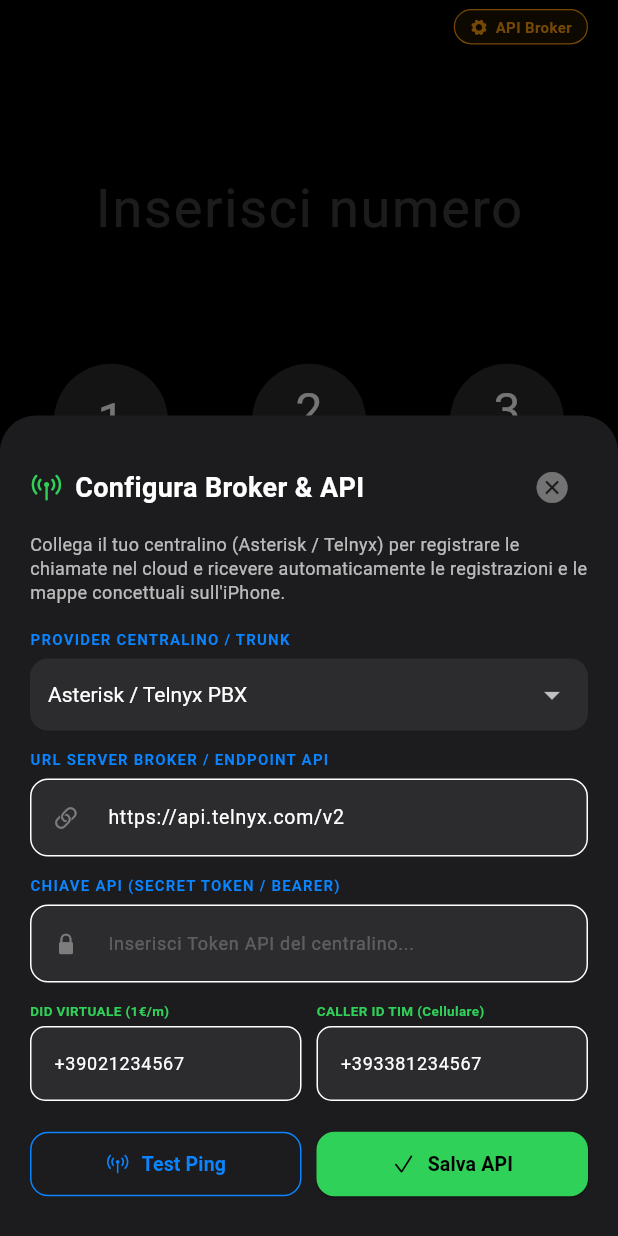
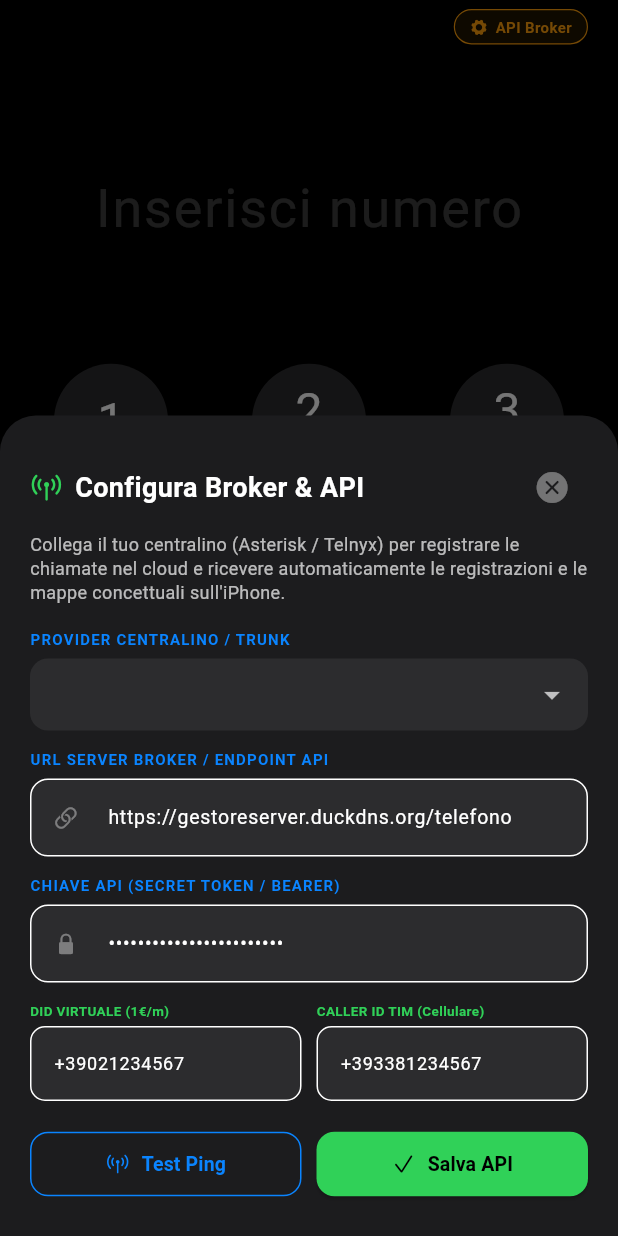
Before and after one commit to GiacomoTorrigiani/aether-pulse-ios, a Flutter app: the screen it shows after launch, after a tap on "API Broker", on a phone screen of 412 x 824 dp. Run offline on Flutter 3.47's test engine with Material 3 defaults, Android fonts, the phone set to English and light mode, and no system bars; our stand-ins replace audioplayers, flutter_contacts, shared_preferences, speech_to_text; missing offline and left inert: record; statements that could not run were skipped.

Commit message:
feat: Connect app directly to Asterisk Cloud PBX on Oracle VPS (v4.4.0)

```diff
--- a/lib/main.dart
+++ b/lib/main.dart
@@ -128,11 +128,11 @@ class _PhoneMainScreenState extends State<PhoneMainScreen> {
   final Map<String, String> _excludedNames = {};
 
   // External Broker / PBX API State
-  String _brokerUrl = 'https://api.telnyx.com/v2';
-  String _brokerApiKey = '';
+  String _brokerUrl = 'https://gestoreserver.duckdns.org/telefono';
+  String _brokerApiKey = 'segreto_telefono_ai_2026';
   String _brokerDid = '+39021234567';
   String _brokerCallerId = '+393381234567';
-  String _brokerProvider = 'Asterisk / Telnyx PBX';
+  String _brokerProvider = 'Asterisk VPS (gestoreserver.duckdns.org)';
   bool _isBrokerConnected = false;
   bool _isTestingBroker = false;
   bool _isSyncingBroker = false;
@@ -254,11 +254,11 @@ class _PhoneMainScreenState extends State<PhoneMainScreen> {
   Future<void> _loadBrokerSettings() async {
     final prefs = await SharedPreferences.getInstance();
     setState(() {
-      _brokerUrl = prefs.getString('broker_url') ?? 'https://api.telnyx.com/v2';
-      _brokerApiKey = prefs.getString('broker_api_key') ?? '';
+      _brokerUrl = prefs.getString('broker_url') ?? 'https://gestoreserver.duckdns.org/telefono';
+      _brokerApiKey = prefs.getString('broker_api_key') ?? 'segreto_telefono_ai_2026';
       _brokerDid = prefs.getString('broker_did') ?? '+39021234567';
       _brokerCallerId = prefs.getString('broker_caller_id') ?? '+393381234567';
-      _brokerProvider = prefs.getString('broker_provider') ?? 'Asterisk / Telnyx PBX';
+      _brokerProvider = prefs.getString('broker_provider') ?? 'Asterisk VPS (gestoreserver.duckdns.org)';
       _isBrokerConnected = prefs.getBool('broker_connected') ?? false;
     });
   }
```
